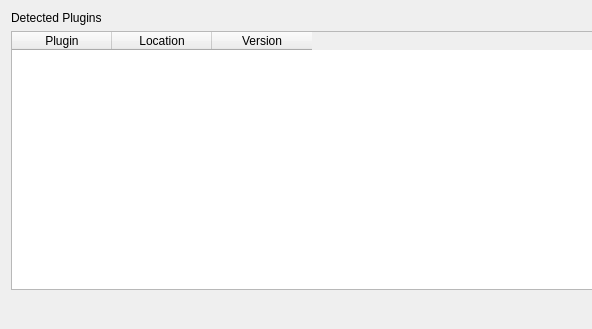
First picture: the form in GUI/pgdbatool/dlgplugins.ui, repository marcotcal/PG-DBA-Tools, before the edit; both pictures show x 0 to 592 and y 0 to 329 of the 917 by 329 pixel window.
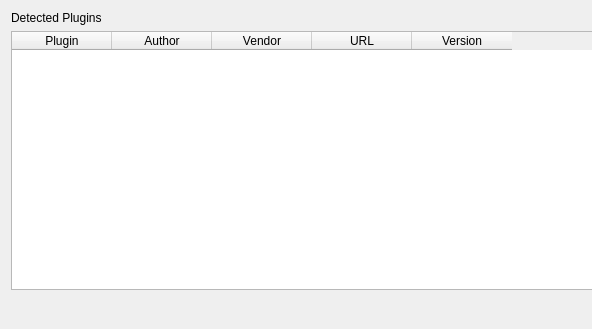
Second picture: the form after the edit.

Patch:
```diff
--- a/GUI/pgdbatool/dlgplugins.ui
+++ b/GUI/pgdbatool/dlgplugins.ui
@@ -39,7 +39,17 @@
      </column>
      <column>
       <property name="text">
-       <string>Location</string>
+       <string>Author</string>
+      </property>
+     </column>
+     <column>
+      <property name="text">
+       <string>Vendor</string>
+      </property>
+     </column>
+     <column>
+      <property name="text">
+       <string>URL</string>
       </property>
      </column>
      <column>
```
